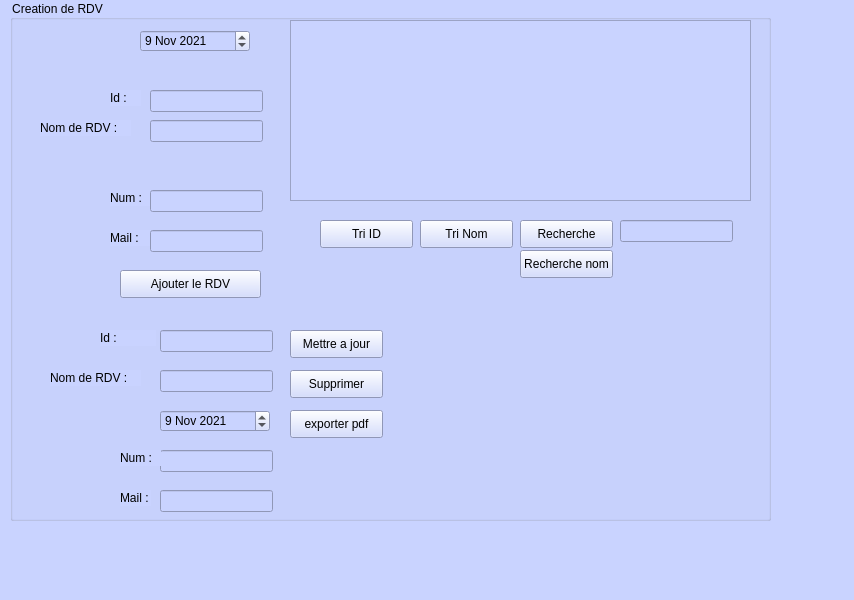
First picture: the form in mainwindow.ui, repository houas6/Smart-Recruit-help-center, before the edit.
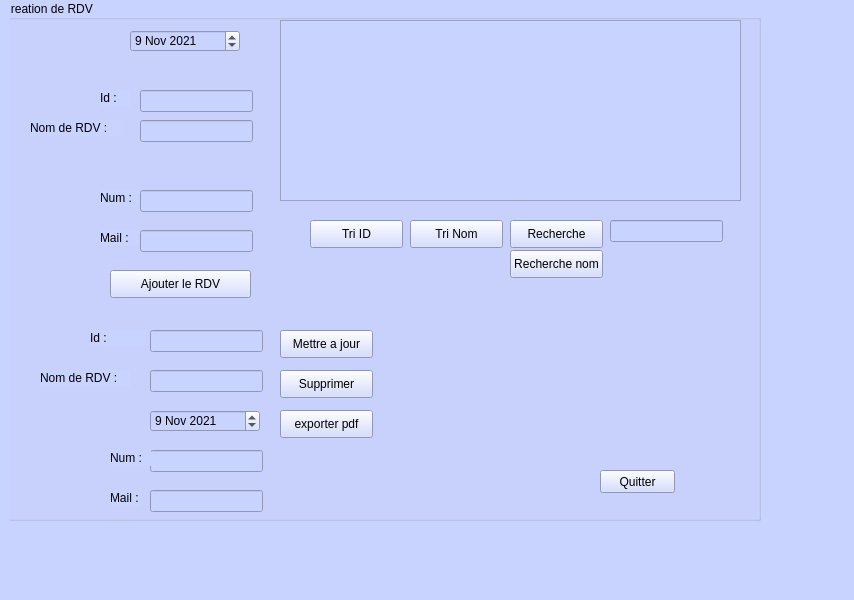
Second picture: the form after the edit. The open tabs and pages were chosen to show the change. Icons and pictures are not drawn.

```diff
--- a/mainwindow.ui
+++ b/mainwindow.ui
@@ -1595,7 +1595,7 @@
      <widget class="QGroupBox" name="groupBox_4">
       <property name="geometry">
        <rect>
-        <x>0</x>
+        <x>-10</x>
         <y>0</y>
         <width>761</width>
         <height>521</height>
@@ -2061,6 +2061,26 @@
         <string>exporter pdf</string>
        </property>
       </widget>
+      <widget class="QPushButton" name="pushButton_quitter_4">
+       <property name="geometry">
+        <rect>
+         <x>600</x>
+         <y>470</y>
+         <width>75</width>
+         <height>23</height>
+        </rect>
+       </property>
+       <property name="styleSheet">
+        <string notr="true">QPushButton:hover {
+color:#fff;
+border:15px;
+background:#1E90FF;
+}</string>
+       </property>
+       <property name="text">
+        <string>Quitter</string>
+       </property>
+      </widget>
      </widget>
     </widget>
     <widget class="QWidget" name="page_2">
```
Left out of the diff: 82 changed lines with no effect on the pictures.
